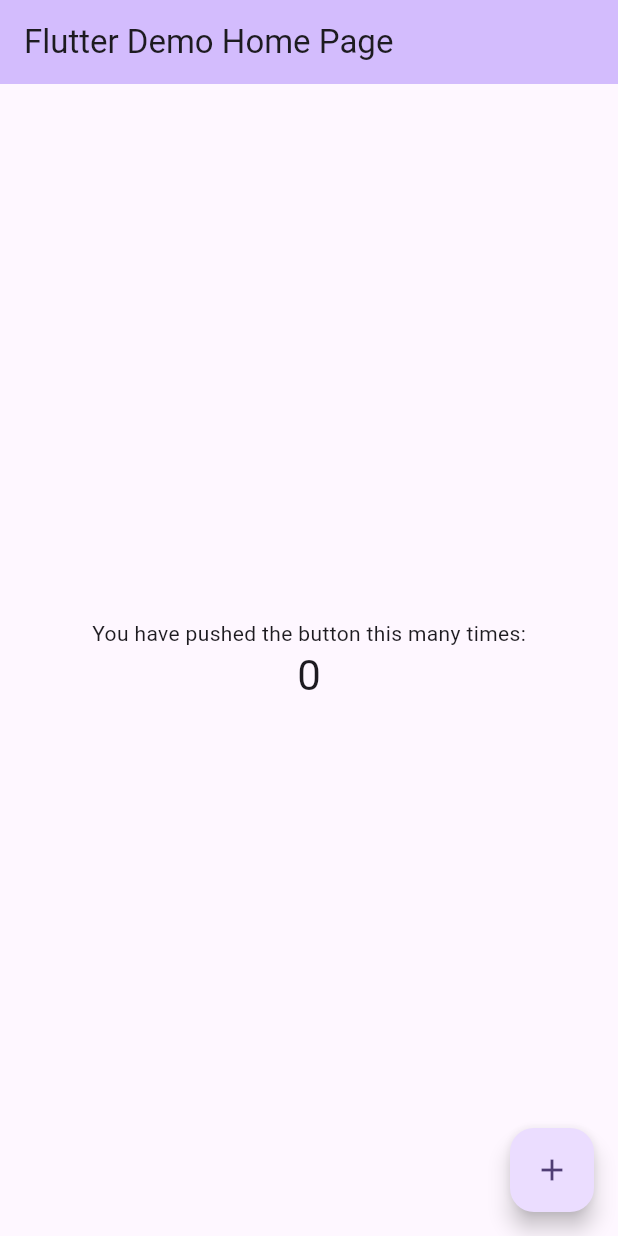
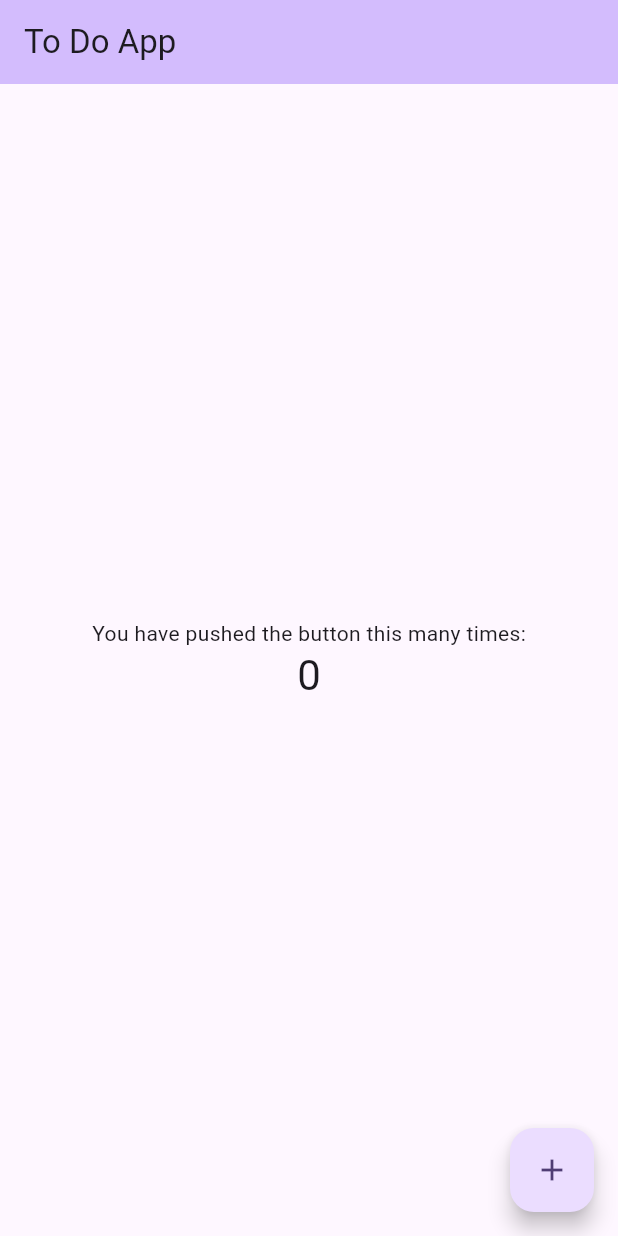
Before and after one commit to HamidAliSE/todo_app, a Flutter app: the screen it shows after launch, on a phone screen of 412 x 824 dp. Run offline on Flutter 3.47's test engine with Material 3 defaults, Android fonts, the phone set to English and light mode, and no system bars.

Commit message:
update: app bar title to To Do App

```diff
--- a/lib/main.dart
+++ b/lib/main.dart
@@ -12,7 +12,7 @@ class MyApp extends StatelessWidget {
     return MaterialApp(
       title: 'Flutter Demo',
       theme: ThemeData(colorScheme: .fromSeed(seedColor: Colors.deepPurple)),
-      home: const MyHomePage(title: 'Flutter Demo Home Page'),
+      home: const MyHomePage(title: 'To Do App'),
     );
   }
 }
```
